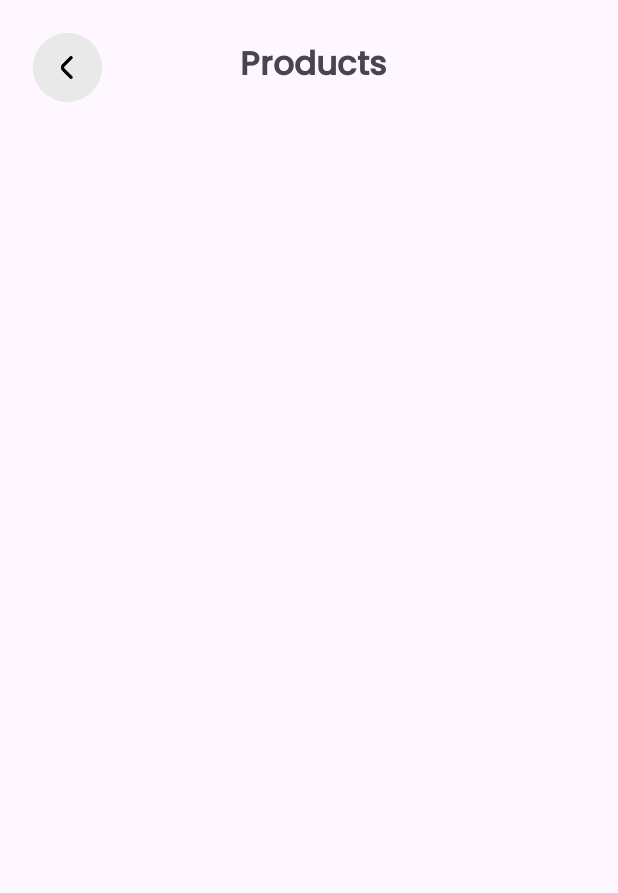
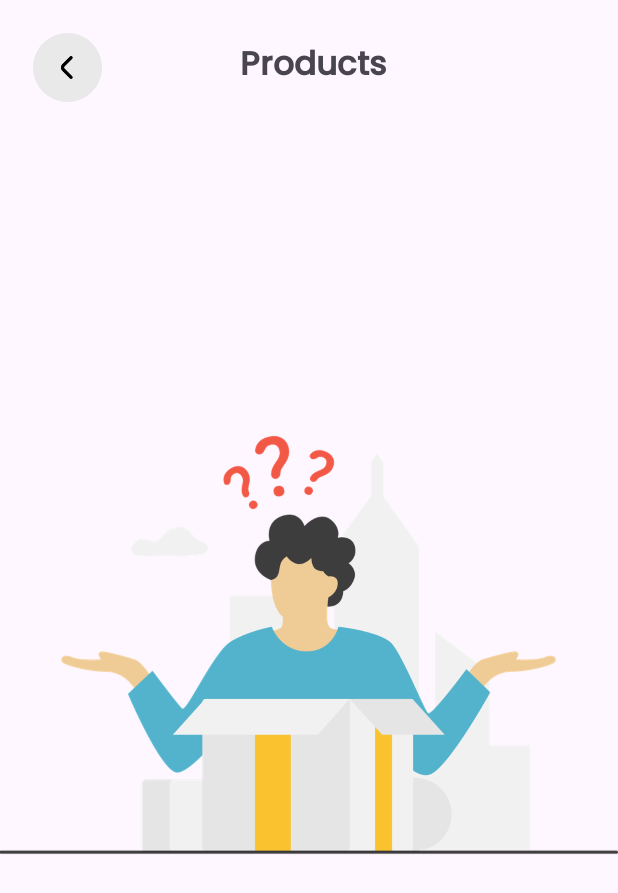
Before and after one commit to adityakumar416/ShopSmartApp, an Android app: the ViewAllProductFragment screen opened through its navigation route, on a phone screen of 412 x 824 dp. Shown: the top 893 px of the screen. Run offline under Robolectric (Android 15) with nearby library versions, the phone set to English and light mode, and no system bars; our stand-ins replace Firebase (no records; nobody signed in at launch, a user with empty details on screens opened directly), navigation-ui; libraries missing offline, so code that uses them is left out: com.zhpan.bannerview, com.zhpan.indicator; pictures from the network do not load; 2 statements that could not run were skipped.

Commit message:
empty view added in myorder and allproduct.

```diff
--- a/app/src/main/java/com/example/shopsmart/viewAllProduct/ViewAllProductFragment.kt
+++ b/app/src/main/java/com/example/shopsmart/viewAllProduct/ViewAllProductFragment.kt
@@ -71,8 +71,18 @@ class ViewAllProductFragment : Fragment(), ProductClickListner {
 
     // Observer for product list updates
     private val productListObserver = Observer<List<ProductModel>> { products ->
-        // Update adapter with new product list
-        allProductAdapter?.updateList(products)
+        // Check if product list is empty
+        if (products.isEmpty()) {
+            // Show empty list layout
+            binding.emptyList.visibility = View.VISIBLE
+            binding.recyclerViewLayout.visibility = View.GONE
+        } else {
+            // Hide empty list layout
+            binding.emptyList.visibility = View.GONE
+            binding.recyclerViewLayout.visibility = View.VISIBLE
+            // Update adapter with new product list
+            allProductAdapter?.updateList(products)
+        }
         // Hide progress bar once data is loaded
         binding.allProductProgressBar.visibility = View.GONE
     }
--- a/app/src/main/res/layout/fragment_myorder.xml
+++ b/app/src/main/res/layout/fragment_myorder.xml
@@ -42,7 +42,7 @@
         <ImageView
             android:layout_width="match_parent"
             android:layout_height="match_parent"
-            android:src="@drawable/empty_cart" />
+            android:src="@drawable/empty_order" />
 
     </RelativeLayout>
 
--- a/app/src/main/res/layout/fragment_view_all_product.xml
+++ b/app/src/main/res/layout/fragment_view_all_product.xml
@@ -36,7 +36,7 @@
 
     <RelativeLayout
         android:layout_width="match_parent"
-        android:id="@+id/empty_wishlist"
+        android:id="@+id/empty_list"
         android:visibility="gone"
         android:layout_height="match_parent"
         >
@@ -44,7 +44,7 @@
         <ImageView
             android:layout_width="match_parent"
             android:layout_height="match_parent"
-            android:src="@drawable/empty_wishlist" />
+            android:src="@drawable/empty_list" />
 
     </RelativeLayout>
 
```
Also changed, not shown: app/src/main/res/drawable/empty_list.png (added), app/src/main/res/drawable/empty_order.png (added).
